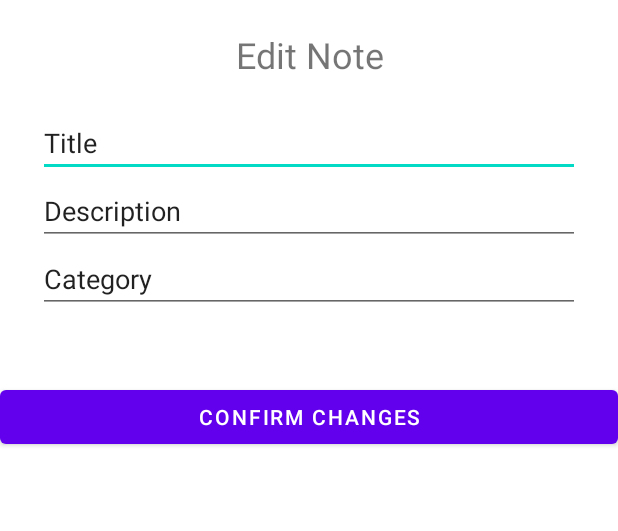
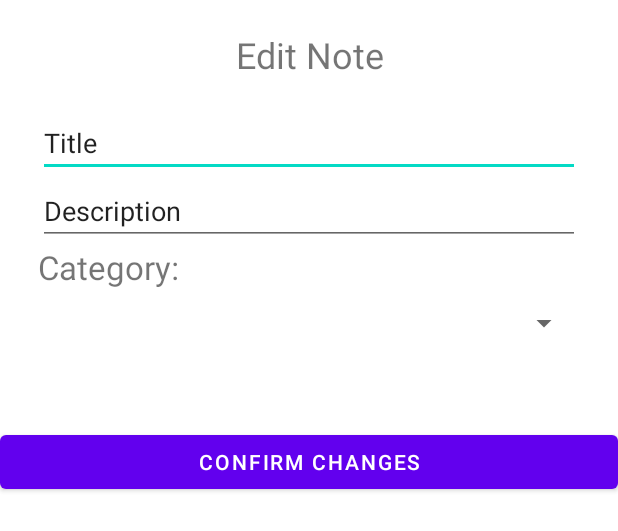
Before and after one commit to leatonos/Android_FinalProject_FantasticFive, an Android app: the layout dialog_update_note.xml on its own in the app's theme, with its tools: preview values and no code run, on a phone screen of 412 x 824 dp. Shown: the top 531 px of the screen. Run offline under Robolectric (Android 15) with nearby library versions, the phone set to English and light mode, and no system bars.

Commit message:
Now there is a spinner to change the category of a note that was already created

```diff
--- a/app/src/main/res/layout/dialog_update_note.xml
+++ b/app/src/main/res/layout/dialog_update_note.xml
@@ -31,14 +31,19 @@
         android:inputType="textPersonName"
         android:text="Description" />
 
-    <EditText
-        android:id="@+id/editTextNoteCategory"
+    <TextView
+        android:id="@+id/textView5"
         android:layout_width="match_parent"
         android:layout_height="wrap_content"
         android:layout_marginHorizontal="25dp"
-        android:ems="10"
-        android:inputType="textPersonName"
-        android:text="Category" />
+        android:text="Category:"
+        android:textSize="22sp" />
+
+    <Spinner
+        android:id="@+id/spinnerEditCategory"
+        android:layout_width="match_parent"
+        android:layout_height="46dp"
+        android:layout_marginHorizontal="25dp" />
 
     <Button
         android:id="@+id/confirmEditBtn"
```
Also changed, not shown: app/src/main/java/com/pedroapp/noteApplication/AddNote.java (+7 -1 lines), app/src/main/java/com/pedroapp/noteApplication/util/NoteAdapter.java (+18 -8 lines).
